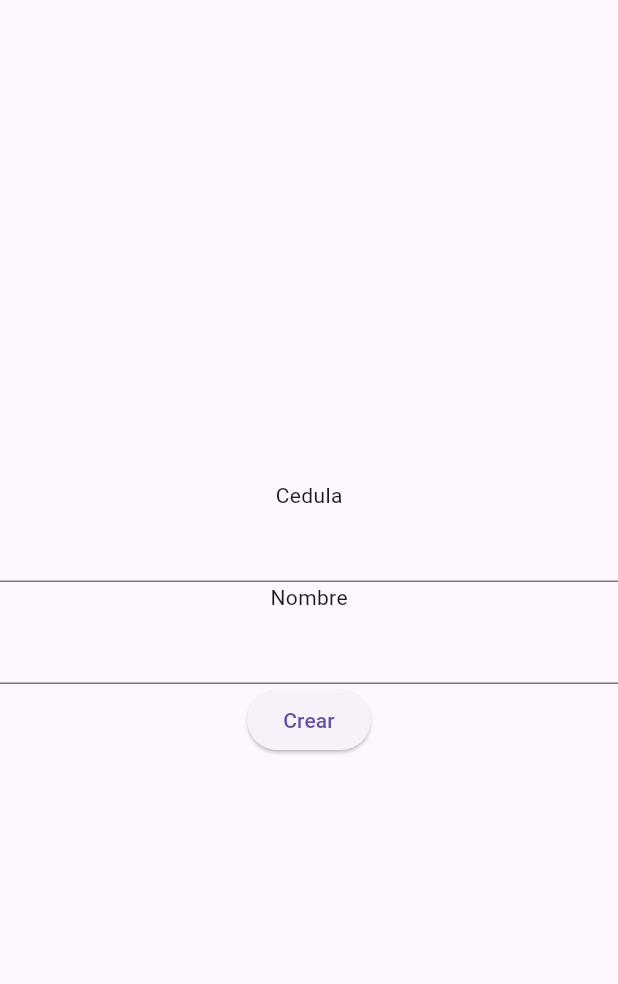
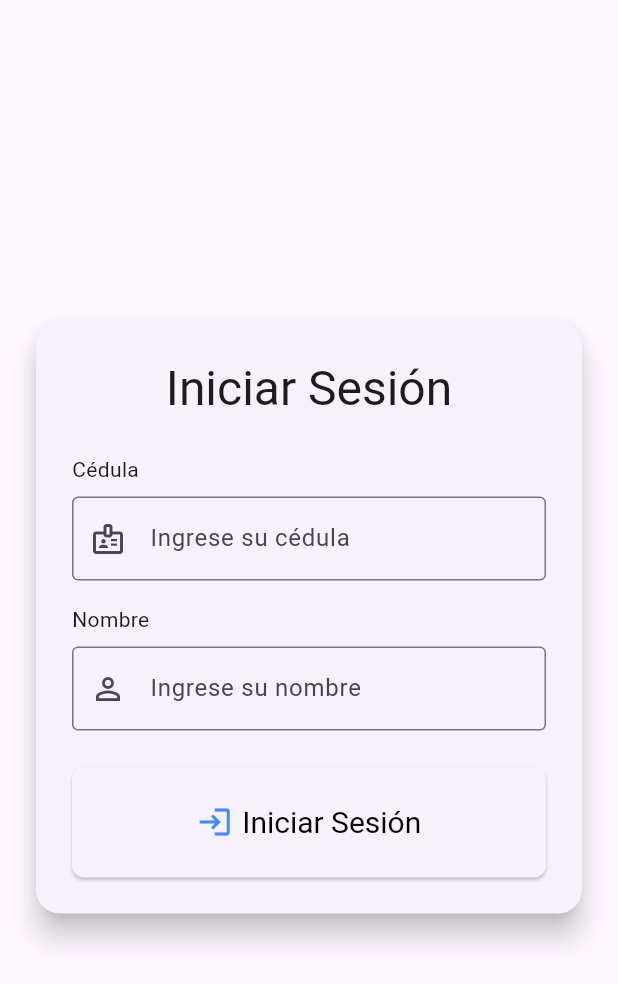
Before and after one commit to JuanCaballero09/flutter_bloc_app, a Flutter app: the screen it shows after launch, on a phone screen of 412 x 824 dp. Shown: the top 984 px of the screen. Run offline on Flutter 3.47's test engine with Material 3 defaults, Android fonts, the phone set to English and light mode, and no system bars; our stand-ins replace bloc, equatable, flutter_bloc.

Commit message:
update session style

```diff
--- a/app_test2/lib/features/login/bloc/login_event.dart
+++ b/app_test2/lib/features/login/bloc/login_event.dart
@@ -7,12 +7,10 @@ sealed class LoginEvent extends Equatable {
   List<Object> get props => [];
 }
 
-class LoginLoginEvent extends LoginEvent {}
-
 class LoginRetryEvent extends LoginEvent {}
 
 class CreateUserEvent extends LoginEvent {
-  final String cedula;
+  final int cedula;
   final String nombre;
 
   const CreateUserEvent({required this.cedula, required this.nombre});
--- a/app_test2/lib/features/login/bloc/login_state.dart
+++ b/app_test2/lib/features/login/bloc/login_state.dart
@@ -12,3 +12,5 @@ final class LoginInitial extends LoginState {}
 final class LoginLoading extends LoginState {}
 
 final class LoginFailed extends LoginState {}
+
+final class LoginSuccess extends LoginState {}
--- a/app_test2/lib/features/login/login_container.dart
+++ b/app_test2/lib/features/login/login_container.dart
@@ -2,16 +2,27 @@ import 'package:flutter/material.dart';
 import 'package:flutter_bloc/flutter_bloc.dart';
 
 import 'bloc/login_bloc.dart';
-import 'widgets/failedWidget.dart';
-import 'widgets/initialWidget.dart';
-import 'widgets/loadingWidget.dart';
+import 'widgets/failed_widget.dart';
+import 'widgets/initial_widget.dart';
+import 'widgets/loading_widget.dart';
+
+import '../../views/home.dart';
 
 class LoginContainer extends StatelessWidget {
   const LoginContainer({super.key});
 
   @override
   Widget build(BuildContext context) {
-    return BlocBuilder<LoginBloc, LoginState>(
+    return BlocConsumer<LoginBloc, LoginState>(
+
+      listener: (context, state) {
+        if (state is LoginSuccess) {
+          Navigator.of(context).pushReplacement(
+            MaterialPageRoute(builder: (context) => HomeView())
+          );
+        }
+      },
+
       builder: (context, state) {
         if (state is LoginInitial) {
           return InitialWidget();
@@ -19,9 +30,9 @@ class LoginContainer extends StatelessWidget {
           return Center(child: LoadingWidget());
         } else if (state is LoginFailed) {
           return Center(child: FailedWidget());
+        } else {
+          return SizedBox.shrink();
         }
-
-        return SizedBox.shrink();
       },
     );
   }
--- a/app_test2/lib/features/login/widgets/initialWidget.dart
+++ /dev/null
@@ -1,24 +0,0 @@
-// ignore: file_names
-import 'package:app_test2/features/login/bloc/login_bloc.dart';
-import 'package:flutter/material.dart';
-import 'package:flutter_bloc/flutter_bloc.dart';
-
-class InitialWidget extends StatelessWidget {
-  const InitialWidget({super.key});
-
-  @override
-  Widget build(BuildContext context) {
-    return Column(
-      mainAxisAlignment: MainAxisAlignment.center,
-      children: [
-        Text("Cedula"),
-        TextField(),
-        Text("Nombre"),
-        TextField(),
-        ElevatedButton(onPressed: () {
-          context.read<LoginBloc>().add(LoginLoginEvent());
-        }, child: Text("Crear")),
-      ],
-    );
-  }
-}
--- /dev/null
+++ b/app_test2/lib/features/login/widgets/initial_widget.dart
@@ -0,0 +1,105 @@
+// ignore: file_names
+import 'package:app_test2/features/login/bloc/login_bloc.dart';
+import 'package:flutter/material.dart';
+import 'package:flutter_bloc/flutter_bloc.dart';
+
+class InitialWidget extends StatelessWidget {
+  final TextEditingController cedulaController = TextEditingController();
+  final TextEditingController nombreController = TextEditingController();
+
+  InitialWidget({super.key});
+
+
+  @override
+  Widget build(BuildContext context) {
+    return Center(
+      child: Card(
+        elevation: 8,
+        shape: RoundedRectangleBorder(borderRadius: BorderRadius.circular(16)),
+        margin: const EdgeInsets.symmetric(horizontal: 24),
+
+        child: Padding(
+          padding: const EdgeInsets.all(24.0),
+          child: Column(
+            mainAxisSize: MainAxisSize.min,
+            crossAxisAlignment: CrossAxisAlignment.stretch,
+            children: [
+              Text(
+                "Iniciar Sesión",
+                style: Theme.of(context).textTheme.headlineLarge,
+                textAlign: TextAlign.center,
+              ),
+              const SizedBox(height: 24),
+
+              Text("Cédula"),
+              const SizedBox(height: 8),
+
+              TextField(
+                cursorColor: Colors.blueAccent,
+                controller: cedulaController,
+                keyboardType: TextInputType.number,
+                decoration: InputDecoration(
+                  border: OutlineInputBorder(),
+                  focusedBorder: OutlineInputBorder(
+                    borderSide: BorderSide(
+                      color: Colors.blueAccent,
+                      width: 2
+                    )
+                  ),
+                  hintText: "Ingrese su cédula",
+                  prefixIcon: Icon(Icons.badge_outlined),
+                ),
+              ),
+              const SizedBox(height: 16),
+
+              Text("Nombre"),
+              const SizedBox(height: 8),
+
+              TextField(
+                cursorColor: Colors.blueAccent,
+                controller: nombreController,
+                decoration: InputDecoration(
+                  border: OutlineInputBorder(),
+                  focusedBorder: OutlineInputBorder(
+                    borderSide: BorderSide(
+                      color: Colors.blueAccent,
+                      width: 2
+                    )
+                  ),
+                  hintText: "Ingrese su nombre",
+                  prefixIcon: Icon(Icons.person_outline),
+                ),
+              ),
+              const SizedBox(height: 24),
+
+              ElevatedButton.icon(
+                onPressed: () {
+                  final cedulaText = cedulaController.text.trim();
+                  final nombre = nombreController.text.trim();
+                  if (cedulaText.isEmpty || nombre.isEmpty) {
+                    ScaffoldMessenger.of(context).showSnackBar(
+                      SnackBar(content: Text('Todos los campos son obligatorios')),
+                    );
+                    return;
+                  }
+                  final cedula = int.tryParse(cedulaText) ?? 0;
+                  context.read<LoginBloc>().add(CreateUserEvent(cedula: cedula, nombre: nombre));
+                },
+                icon: Icon(Icons.login, size: 24,),
+                label: Text("Iniciar Sesión", style: TextStyle(color: Colors.black),),
+                style: ElevatedButton.styleFrom(
+                  iconColor: Colors.blueAccent,
+                  padding: const EdgeInsets.all(25),
+                  textStyle: const TextStyle(fontSize: 20),
+                  shape: RoundedRectangleBorder(
+                    borderRadius: BorderRadius.circular(8),
+                  ),
+                ),
+              ),
+            ],
+          ),
+        ),
+      ),
+    );
+  }
+}
--- a/app_test2/lib/views/login.dart
+++ b/app_test2/lib/views/login.dart
@@ -5,6 +5,8 @@ import 'package:flutter_bloc/flutter_bloc.dart';
 import '../features/login/bloc/login_bloc.dart';
 
 class LoginView extends StatelessWidget {
+  const LoginView({super.key});
+
   @override
   Widget build(BuildContext context) {
     return BlocProvider(
```
Also changed, not shown: app_test2/lib/features/homeInfo/bloc/home_info_bloc.dart (added, +13 -0 lines), app_test2/lib/features/homeInfo/bloc/home_info_event.dart (added, +8 -0 lines), app_test2/lib/features/homeInfo/bloc/home_info_state.dart (added, +10 -0 lines), app_test2/lib/features/login/bloc/login_bloc.dart (+8 -3 lines), app_test2/lib/views/home.dart (+18 -0 lines), app_test2/lib/features/homeInfo/homeInfo_container.dart (added), app_test2/lib/features/homeInfo/widgets/failed_widget.dart (added), app_test2/lib/features/homeInfo/widgets/loading_widget.dart (added), app_test2/lib/features/homeInfo/widgets/success_widget.dart (added), app_test2/lib/features/login/widgets/failed_widget.dart (renamed from app_test2/lib/features/login/widgets/failedWidget.dart), app_test2/lib/features/login/widgets/loading_widget.dart (renamed from app_test2/lib/features/login/widgets/loadingWidget.dart).
